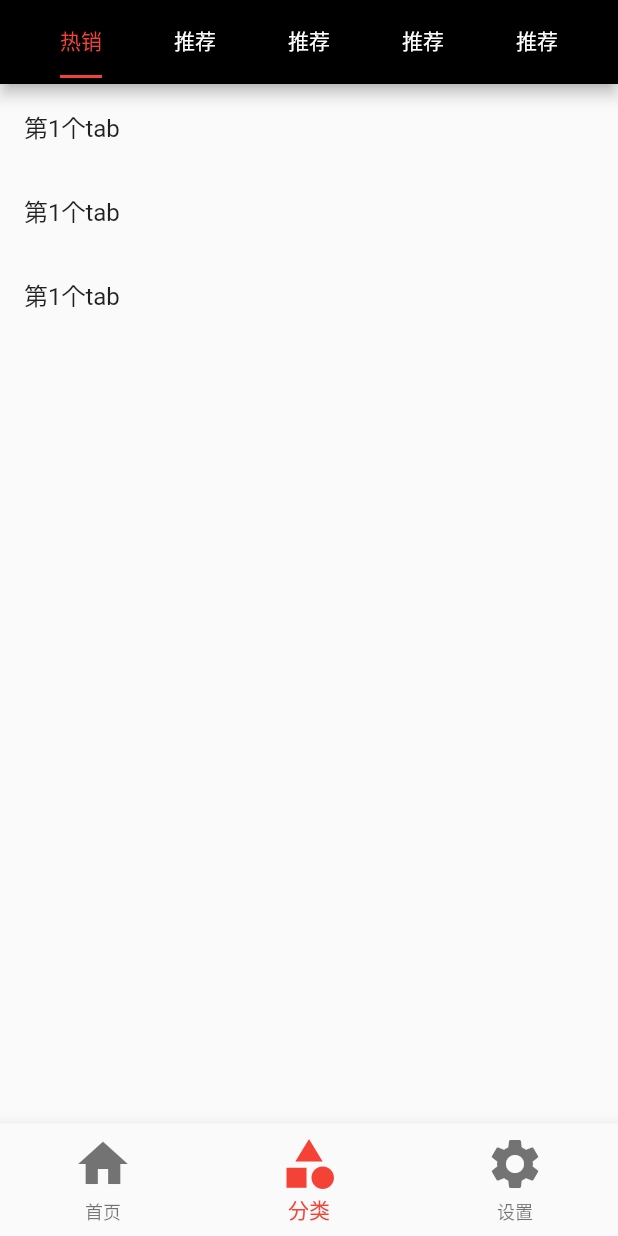
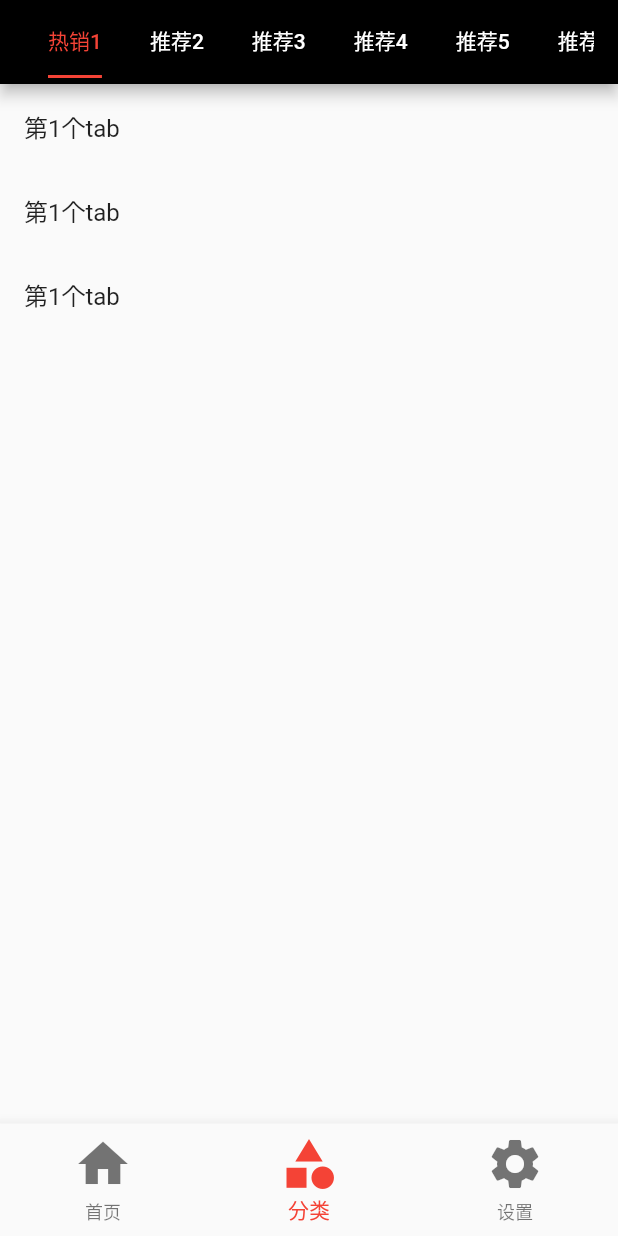
Before and after one commit to tribbianiwang/flutter_appdadit, a Flutter app: the screen it shows after launch, item 2 of the bottom bar chosen, on a phone screen of 412 x 824 dp. Run offline on Flutter 3.47's test engine with Material 2 defaults, Android fonts, the phone set to English and light mode, and no system bars.

```diff
--- a/lib/pages/tabs/Category.dart
+++ b/lib/pages/tabs/Category.dart
@@ -10,7 +10,7 @@ class _CategoryPageState extends State<CategoryPage> {
   @override
   Widget build(BuildContext context) {
     return DefaultTabController(
-      length: 5,
+      length: 7,
       child: Scaffold(
         appBar: AppBar(
           backgroundColor: Colors.black,
@@ -18,16 +18,19 @@ class _CategoryPageState extends State<CategoryPage> {
             children: <Widget>[
               Expanded(
                 child: TabBar(
+                  isScrollable: true,
                   indicatorColor: Colors.red,
                   labelColor: Colors.red,
                   unselectedLabelColor: Colors.white,
                   indicatorSize: TabBarIndicatorSize.label,
                   tabs: <Widget>[
-                    Tab(text:"热销"),
-                    Tab(text:"推荐"),
-                    Tab(text:"推荐"),
-                    Tab(text:"推荐"),
-                    Tab(text:"推荐"),
+                    Tab(text:"热销1"),
+                    Tab(text:"推荐2"),
+                    Tab(text:"推荐3"),
+                    Tab(text:"推荐4"),
+                    Tab(text:"推荐5"),
+                    Tab(text:"推荐6"),
+                    Tab(text:"推荐7"),
                   ],
 
                 ),
@@ -66,10 +69,26 @@ class _CategoryPageState extends State<CategoryPage> {
               ],
 
             ),
+
             ListView(
               children: <Widget>[
                 ListTile(
-                  title: Text('第2个tab'),
+                  title: Text('第3个tab'),
+                ),
+                ListTile(
+                  title: Text('第3个tab'),
+                ),
+                ListTile(
+                  title: Text('第3个tab'),
+                )
+              ],
+
+            ),
+
+            ListView(
+              children: <Widget>[
+                ListTile(
+                  title: Text('第4个tab'),
                 ),
                 ListTile(
                   title: Text('第2个tab'),
@@ -80,32 +99,44 @@ class _CategoryPageState extends State<CategoryPage> {
               ],
 
             ),
-
             ListView(
               children: <Widget>[
                 ListTile(
-                  title: Text('第2个tab'),
+                  title: Text('第5个tab'),
                 ),
                 ListTile(
-                  title: Text('第2个tab'),
+                  title: Text('第1个tab'),
                 ),
                 ListTile(
-                  title: Text('第2个tab'),
+                  title: Text('第1个tab'),
                 )
               ],
 
             ),
-
             ListView(
               children: <Widget>[
                 ListTile(
-                  title: Text('第2个tab'),
+                  title: Text('第6个tab'),
                 ),
                 ListTile(
-                  title: Text('第2个tab'),
+                  title: Text('第1个tab'),
                 ),
                 ListTile(
-                  title: Text('第2个tab'),
+                  title: Text('第1个tab'),
+                )
+              ],
+
+            ),
+            ListView(
+              children: <Widget>[
+                ListTile(
+                  title: Text('第7个tab'),
+                ),
+                ListTile(
+                  title: Text('第1个tab'),
+                ),
+                ListTile(
+                  title: Text('第1个tab'),
                 )
               ],
 
--- a/lib/routes/Routes.dart
+++ b/lib/routes/Routes.dart
@@ -10,6 +10,7 @@ import '../user/RegisterFirst.dart';
 import '../user/RegisterSecondDart.dart';
 import '../user/RegisterThirdDart.dart';
 import '../AppBarDemo.dart';
+import '../TabBarController.dart';
 
 //配置路由
 
@@ -24,6 +25,7 @@ final routes={
   '/registerSecondDart':(context)=>RegisterSecondPage(),
   '/registerThirdDart':(context)=>RegisterThirdPage(),
   '/appBarDemo':(context)=>AppBarDemoPage(),
+  '/tabBarControllerpage':(context)=>TabBarControllerpage(),
 
 
 };
```
Also changed, not shown: lib/TabBarController.dart (added, +44 -0 lines), lib/pages/tabs/Home.dart (+11 -0 lines).
